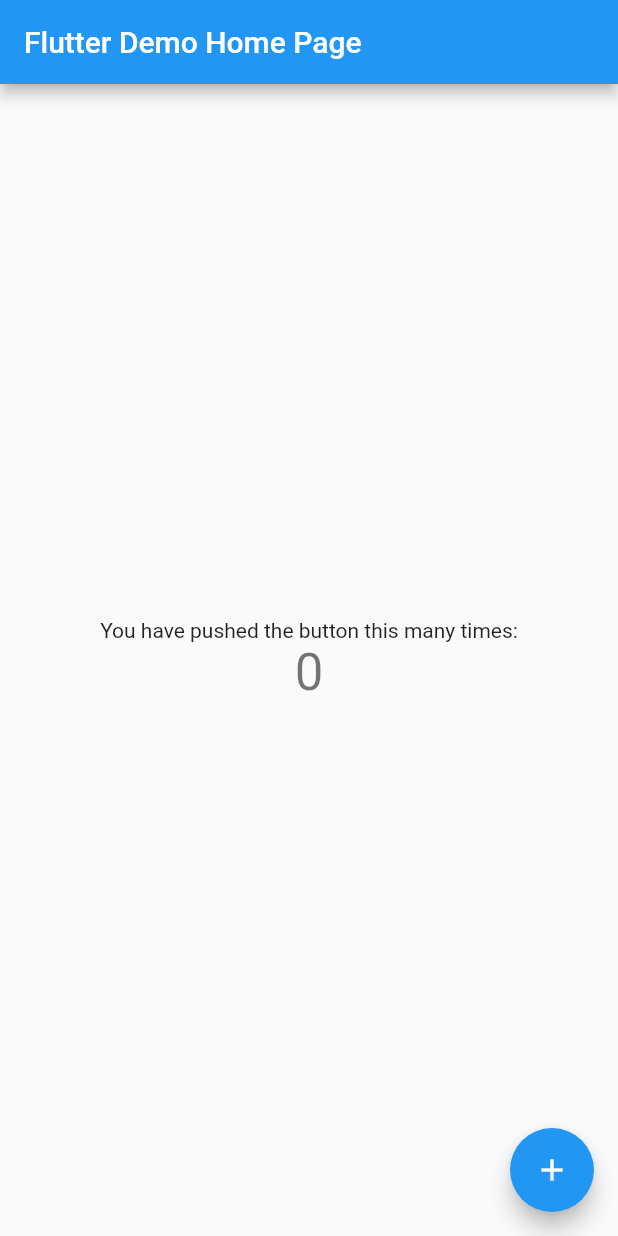
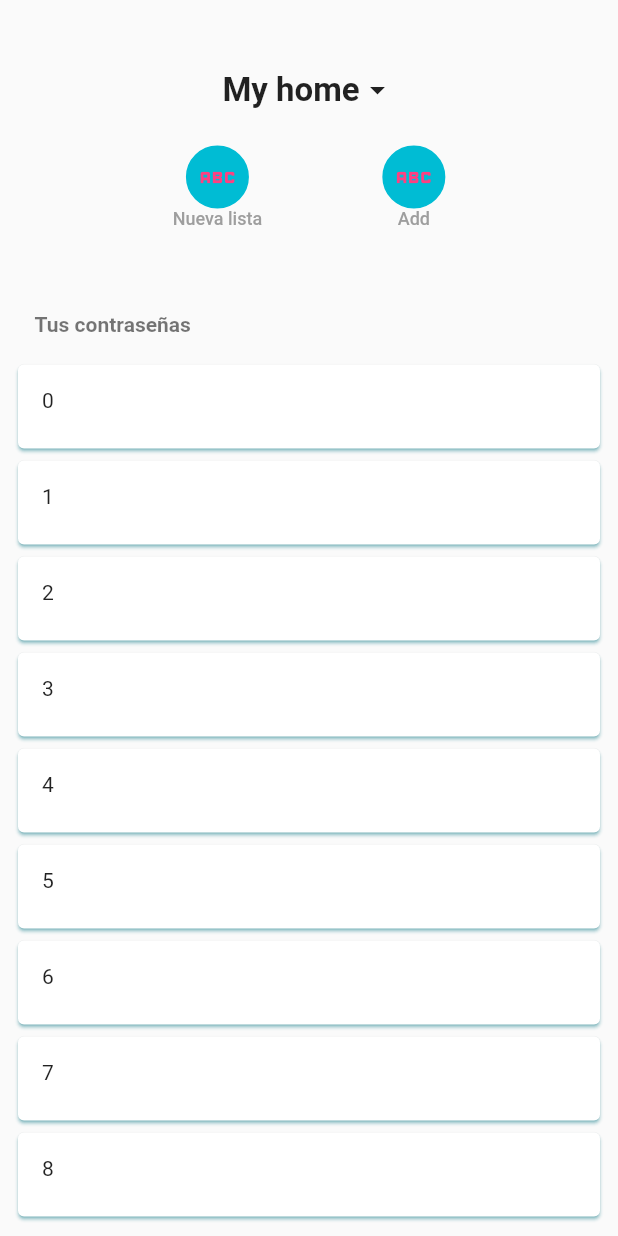
Before and after one commit to xJJALx/pass_gestor, a Flutter app: the screen it shows after launch, on a phone screen of 412 x 824 dp. Run offline on Flutter 3.47's test engine with Material 2 defaults, Android fonts, the phone set to English and light mode, and no system bars.

Commit message:
Home screen. Circle action icon.

```diff
--- a/lib/main.dart
+++ b/lib/main.dart
@@ -1,115 +1,18 @@
 import 'package:flutter/material.dart';
+import 'package:pass_gestor/ui/routes/routes.dart';
 
-void main() {
-  runApp(const MyApp());
-}
+void main() => runApp(const MyApp());
 
 class MyApp extends StatelessWidget {
   const MyApp({Key? key}) : super(key: key);
 
-  // This widget is the root of your application.
   @override
   Widget build(BuildContext context) {
     return MaterialApp(
-      title: 'Flutter Demo',
-      theme: ThemeData(
-        // This is the theme of your application.
-        //
-        // Try running your application with "flutter run". You'll see the
-        // application has a blue toolbar. Then, without quitting the app, try
-        // changing the primarySwatch below to Colors.green and then invoke
-        // "hot reload" (press "r" in the console where you ran "flutter run",
-        // or simply save your changes to "hot reload" in a Flutter IDE).
-        // Notice that the counter didn't reset back to zero; the application
-        // is not restarted.
-        primarySwatch: Colors.blue,
-      ),
-      home: const MyHomePage(title: 'Flutter Demo Home Page'),
+      debugShowCheckedModeBanner: false,
+      title: 'Pass Gestor',
+      initialRoute: 'home',
+      routes: appRoutes,
     );
   }
 }
-
-class MyHomePage extends StatefulWidget {
-  const MyHomePage({Key? key, required this.title}) : super(key: key);
-
-  // This widget is the home page of your application. It is stateful, meaning
-  // that it has a State object (defined below) that contains fields that affect
-  // how it looks.
-
-  // This class is the configuration for the state. It holds the values (in this
-  // case the title) provided by the parent (in this case the App widget) and
-  // used by the build method of the State. Fields in a Widget subclass are
-  // always marked "final".
-
-  final String title;
-
-  @override
-  State<MyHomePage> createState() => _MyHomePageState();
-}
-
-class _MyHomePageState extends State<MyHomePage> {
-  int _counter = 0;
-
-  void _incrementCounter() {
-    setState(() {
-      // This call to setState tells the Flutter framework that something has
-      // changed in this State, which causes it to rerun the build method below
-      // so that the display can reflect the updated values. If we changed
-      // _counter without calling setState(), then the build method would not be
-      // called again, and so nothing would appear to happen.
-      _counter++;
-    });
-  }
-
-  @override
-  Widget build(BuildContext context) {
-    // This method is rerun every time setState is called, for instance as done
-    // by the _incrementCounter method above.
-    //
-    // The Flutter framework has been optimized to make rerunning build methods
-    // fast, so that you can just rebuild anything that needs updating rather
-    // than having to individually change instances of widgets.
-    return Scaffold(
-      appBar: AppBar(
-        // Here we take the value from the MyHomePage object that was created by
-        // the App.build method, and use it to set our appbar title.
-        title: Text(widget.title),
-      ),
-      body: Center(
-        // Center is a layout widget. It takes a single child and positions it
-        // in the middle of the parent.
-        child: Column(
-          // Column is also a layout widget. It takes a list of children and
-          // arranges them vertically. By default, it sizes itself to fit its
-          // children horizontally, and tries to be as tall as its parent.
-          //
-          // Invoke "debug painting" (press "p" in the console, choose the
-          // "Toggle Debug Paint" action from the Flutter Inspector in Android
-          // Studio, or the "Toggle Debug Paint" command in Visual Studio Code)
-          // to see the wireframe for each widget.
-          //
-          // Column has various properties to control how it sizes itself and
-          // how it positions its children. Here we use mainAxisAlignment to
-          // center the children vertically; the main axis here is the vertical
-          // axis because Columns are vertical (the cross axis would be
-          // horizontal).
-          mainAxisAlignment: MainAxisAlignment.center,
-          children: <Widget>[
-            const Text(
-              'You have pushed the button this many times:',
-            ),
-            Text(
-              '$_counter',
-              style: Theme.of(context).textTheme.headline4,
-            ),
-          ],
-        ),
-      ),
-      floatingActionButton: FloatingActionButton(
-        onPressed: _incrementCounter,
-        tooltip: 'Increment',
-        child: const Icon(Icons.add),
-      ), // This trailing comma makes auto-formatting nicer for build methods.
-    );
-  }
-}
--- /dev/null
+++ b/lib/ui/routes/routes.dart
@@ -0,0 +1,6 @@
+import 'package:flutter/material.dart';
+import 'package:pass_gestor/ui/screens/screens.dart';
+
+final Map<String, Widget Function(BuildContext)> appRoutes = {
+  'home': (_) => const HomeScreen(),
+};
--- /dev/null
+++ b/lib/ui/screens/home/home.dart
@@ -0,0 +1,99 @@
+import 'package:flutter/material.dart';
+import 'package:pass_gestor/ui/widgets/widgets.dart';
+
+class HomeScreen extends StatelessWidget {
+  const HomeScreen({Key? key}) : super(key: key);
+
+  @override
+  Widget build(BuildContext context) {
+    return Scaffold(
+      body: Column(
+        children: const [
+          _PassControl(),
+          _PassList(),
+        ],
+      ),
+    );
+  }
+}
+
+class _PassControl extends StatelessWidget {
+  const _PassControl({Key? key}) : super(key: key);
+
+  @override
+  Widget build(BuildContext context) {
+    return Container(
+      height: 200,
+      padding: const EdgeInsets.all(35),
+      child: Column(
+        mainAxisAlignment: MainAxisAlignment.spaceAround,
+        children: [
+          Row(
+            mainAxisAlignment: MainAxisAlignment.center,
+            children: const [
+              Text('My home', style: TextStyle(fontSize: 22, fontWeight: FontWeight.bold)),
+              Icon(Icons.arrow_drop_down),
+            ],
+          ),
+          Row(
+            mainAxisAlignment: MainAxisAlignment.spaceEvenly,
+            children: const [
+              CircleAction(icon: Icons.abc, text: 'Nueva lista'),
+              CircleAction(icon: Icons.abc, text: 'Add'),
+            ],
+          ),
+        ],
+      ),
+    );
+  }
+}
+
+class _PassList extends StatelessWidget {
+  const _PassList({Key? key}) : super(key: key);
+
+  @override
+  Widget build(BuildContext context) {
+    return Expanded(
+      child: Padding(
+        padding: const EdgeInsets.all(8),
+        child: Column(
+          crossAxisAlignment: CrossAxisAlignment.start,
+          children: [
+            const _HeaderTitle(),
+            const SizedBox(height: 15),
+            Expanded(
+              child: ListView.builder(
+                itemCount: 30,
+                itemBuilder: (BuildContext context, int index) {
+                  return Card(
+                    shadowColor: Colors.cyan,
+                    child: ListTile(leading: Text('$index')),
+                  );
+                },
+              ),
+            ),
+          ],
+        ),
+      ),
+    );
+  }
+}
+
+class _HeaderTitle extends StatelessWidget {
+  const _HeaderTitle({Key? key}) : super(key: key);
+
+  @override
+  Widget build(BuildContext context) {
+    return const Padding(
+      padding: EdgeInsets.only(left: 15),
+      child: Text(
+        'Tus contraseñas',
+        style: TextStyle(
+          fontSize: 14,
+          fontWeight: FontWeight.bold,
+          color: Colors.black54,
+        ),
+      ),
+    );
+  }
+}
--- /dev/null
+++ b/lib/ui/screens/screens.dart
@@ -0,0 +1 @@
+export 'package:pass_gestor/ui/screens/home/home.dart';
--- /dev/null
+++ b/lib/ui/widgets/circle_action.dart
@@ -0,0 +1,40 @@
+import 'package:flutter/material.dart';
+
+class CircleAction extends StatelessWidget {
+  const CircleAction({
+    Key? key,
+    required this.icon,
+    required this.text,
+    this.bgColor = Colors.cyan,
+    this.iconColor = Colors.pinkAccent,
+  }) : super(key: key);
+
+  final IconData icon;
+  final String text;
+  final Color bgColor, iconColor;
+
+  @override
+  Widget build(BuildContext context) {
+    return Column(
+      children: [
+        Container(
+          padding: const EdgeInsets.all(5),
+          decoration: BoxDecoration(
+            border: Border.all(color: bgColor),
+            color: bgColor,
+            borderRadius: const BorderRadius.all(Radius.circular(100)),
+          ),
+          child: Icon(icon, size: 30, color: iconColor),
+        ),
+        Text(
+          text,
+          style: const TextStyle(
+            fontSize: 12,
+            color: Colors.grey,
+            fontWeight: FontWeight.w500,
+          ),
+        ),
+      ],
+    );
+  }
+}
--- /dev/null
+++ b/lib/ui/widgets/widgets.dart
@@ -0,0 +1 @@
+export 'package:pass_gestor/ui/widgets/circle_action.dart';
```
Also changed, not shown: 1 other file.
